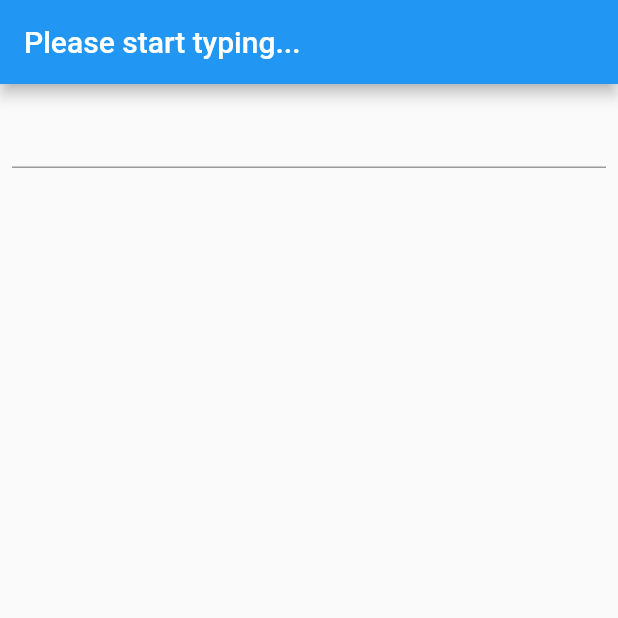
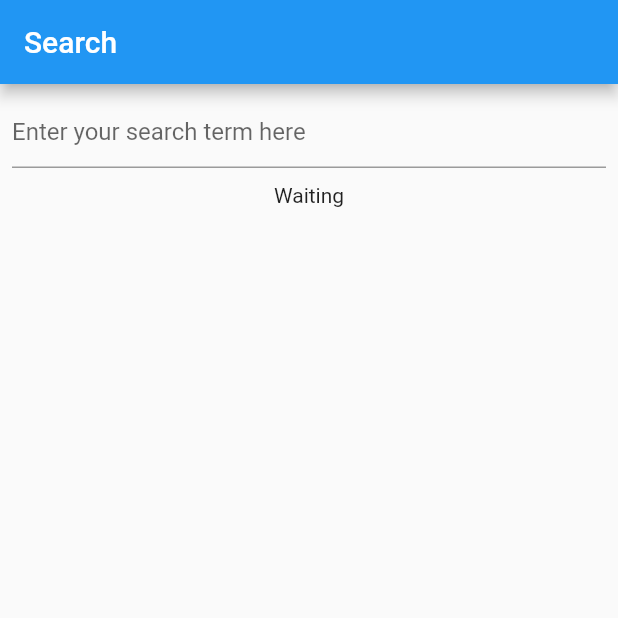
Before and after one commit to jamescardona11/flutter_tutorials, a Flutter app: the screen it shows after launch, on a phone screen of 412 x 824 dp, the top half of it. Run offline on Flutter 3.47's test engine with Material 2 defaults, Android fonts, the light colour scheme and no system bars; our stand-ins replace fl_chart, flutter_dotenv, rxdart, velocity_x; missing offline and left inert: web3dart.

Commit message:
create the ui for results

```diff
--- a/rxdart_course/lib/main.dart
+++ b/rxdart_course/lib/main.dart
@@ -1,6 +1,5 @@
 import 'package:flutter/material.dart';
-import 'package:flutter_hooks/flutter_hooks.dart';
-import 'package:rxdart/rxdart.dart';
+import 'views/home_page.dart';
 
 void main() => runApp(const MyApp());
 
@@ -15,82 +14,3 @@ class MyApp extends StatelessWidget {
     );
   }
 }
-
-class HomePage extends HookWidget {
-  /// default constructor
-  const HomePage({
-    Key? key,
-  }) : super(key: key);
-
-  @override
-  Widget build(BuildContext context) {
-    // Create our behavior subject every time widget is re-built
-    final subject = useMemoized(
-      () => BehaviorSubject<String>(),
-      [key],
-    );
-
-    // dispose of the old subject every time widget is re-built
-    useEffect(
-      () => subject.close,
-      [subject],
-    );
-
-    return Scaffold(
-      appBar: AppBar(
-        title: StreamBuilder<String>(
-          stream: subject.stream
-              .distinct()
-              .debounceTime(const Duration(milliseconds: 800)),
-          initialData: 'Please start typing...',
-          builder: (BuildContext context, AsyncSnapshot snapshot) {
-            return Text(snapshot.data);
-          },
-        ),
-      ),
-      body: Padding(
-        padding: const EdgeInsets.all(8.0),
-        child: TextField(
-          onChanged: (value) {
-            subject.sink.add(value);
-          },
-        ),
-      ),
-    );
-  }
-}
-
-// class HomePage2 extends StatefulWidget {
-//   /// default constructor
-//   const HomePage2({
-//     Key? key,
-//   }) : super(key: key);
-
-//   @override
-//   State<HomePage2> createState() => _HomePage2State();
-// }
-
-// class _HomePage2State extends State<HomePage2> {
-//   late final BehaviorSubject<String> subject;
-
-//   @override
-//   void initState() {
-//     super.initState();
-//     subject = BehaviorSubject<String>();
-//   }
-
-//   @override
-//   Widget build(BuildContext context) {
-//     return Scaffold(
-//       body: Center(
-//         child: Text('Hello New Page'),
-//       ),
-//     );
-//   }
-
-//   @override
-//   void dispose() async {
-//     await subject.close();
-//     super.dispose();
-//   }
-// }
--- /dev/null
+++ b/rxdart_course/lib/views/home_page.dart
@@ -0,0 +1,55 @@
+import 'package:flutter/material.dart';
+import 'package:rxdart_course/bloc/api.dart';
+import 'package:rxdart_course/bloc/search_bloc.dart';
+import 'package:rxdart_course/views/search_result_view.dart';
+
+class HomePage extends StatefulWidget {
+  /// default constructor
+  const HomePage({
+    Key? key,
+  }) : super(key: key);
+
+  @override
+  State<HomePage> createState() => _HomePageState();
+}
+
+class _HomePageState extends State<HomePage> {
+  late final SearchBloc _bloc;
+
+  @override
+  void initState() {
+    super.initState();
+    _bloc = SearchBloc(api: Api());
+  }
+
+  @override
+  Widget build(BuildContext context) {
+    return Scaffold(
+      appBar: AppBar(
+        title: const Text('Search'),
+      ),
+      body: Padding(
+        padding: const EdgeInsets.all(8.0),
+        child: Column(
+          children: [
+            TextField(
+              decoration: const InputDecoration(
+                  hintText: 'Enter your search term here'),
+              onChanged: _bloc.search.add,
+            ),
+            SizedBox(height: 10),
+            SearchResultView(
+              searchResult: _bloc.results,
+            )
+          ],
+        ),
+      ),
+    );
+  }
+
+  @override
+  void dispose() {
+    _bloc.dispose();
+    super.dispose();
+  }
+}
--- /dev/null
+++ b/rxdart_course/lib/views/search_result_view.dart
@@ -0,0 +1,58 @@
+import 'package:flutter/material.dart';
+import 'package:rxdart_course/bloc/search_result.dart';
+import 'package:rxdart_course/models/animal.dart';
+import 'package:rxdart_course/models/person.dart';
+
+class SearchResultView extends StatelessWidget {
+  /// default constructor
+  const SearchResultView({
+    Key? key,
+    required this.searchResult,
+  }) : super(key: key);
+
+  final Stream<SearchResult?> searchResult;
+
+  @override
+  Widget build(BuildContext context) {
+    return StreamBuilder<SearchResult?>(
+        stream: searchResult,
+        builder: (_, snapshot) {
+          if (snapshot.hasData) {
+            final result = snapshot.data;
+            if (result is SearchResultHasError) {
+              return const Text('Got error');
+            } else if (result is SearchResultLoading) {
+              return CircularProgressIndicator();
+            } else if (result is SearchResultNoResult) {
+              return Text('No result found');
+            } else if (result is SearchResultWithResults) {
+              final results = result.results;
+              return Expanded(
+                child: ListView.builder(
+                  itemCount: results.length,
+                  itemBuilder: (_, index) {
+                    final item = results[index];
+                    final String title;
+                    if (item is Animal) {
+                      title = 'Animal';
+                    } else if (item is Person) {
+                      title = 'Person';
+                    } else {
+                      title = 'Unknown';
+                    }
+
+                    return ListTile(
+                      title: Text(title),
+                      subtitle: Text(item.toString()),
+                    );
+                  },
+                ),
+              );
+            } else {
+              return const Text('Unknown state!');
+            }
+          }
+          return const Text('Waiting');
+        });
+  }
+}
```
